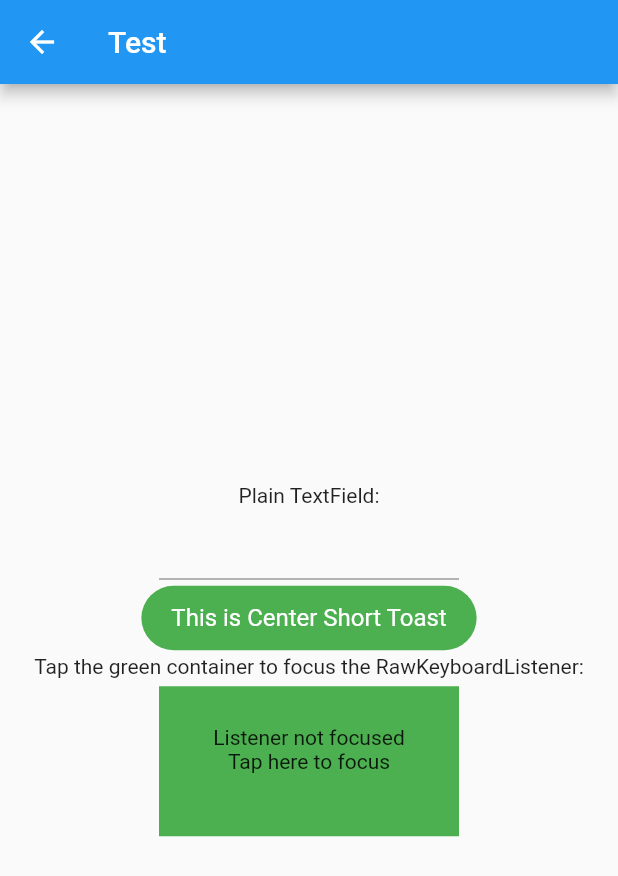
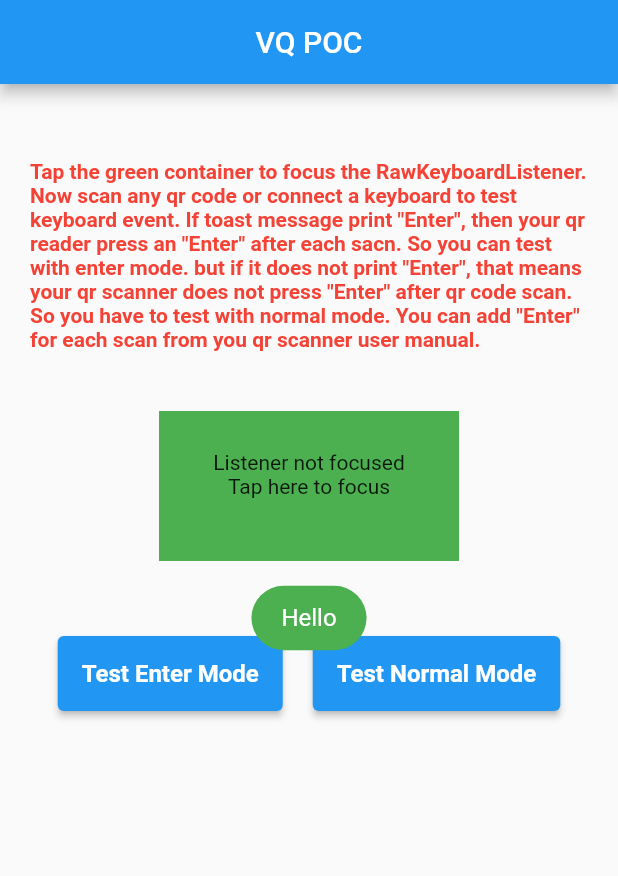
Before and after one commit to tamzidpeace/vq_poc, a Flutter app: the Test screen opened directly, on a phone screen of 412 x 824 dp. Shown: the top 876 px of the screen. Run offline on Flutter 3.47's test engine with Material 2 defaults, Android fonts, the light colour scheme and no system bars; our stand-ins replace easy_debounce, fluttertoast.

```diff
--- a/lib/enter_mode.dart
+++ b/lib/enter_mode.dart
@@ -30,20 +30,6 @@ class _EnterModeState extends State<EnterMode> {
       appBar: AppBar(
         title: Text(widget.title),
         centerTitle: true,
-        actions: [
-          IconButton(
-            icon: const Icon(Icons.arrow_right),
-            tooltip: 'VQ POC Normal Mode',
-            onPressed: () {
-              Navigator.push(
-                context,
-                MaterialPageRoute(
-                  builder: (context) => NormalMode(),
-                ),
-              );
-            },
-          ),
-        ],
       ),
       body: RawKeyboardListener(
         focusNode: FocusNode(),
--- a/lib/main.dart
+++ b/lib/main.dart
@@ -1,6 +1,7 @@
 import 'package:flutter/material.dart';
 import 'package:vq_poc/debounce_test.dart';
 import 'package:vq_poc/enter_mode.dart';
+import 'package:vq_poc/test.dart';
 
 void main() {
   runApp(MyApp());
@@ -8,6 +9,7 @@ void main() {
 
 class MyApp extends StatelessWidget {
   // This widget is the root of your application.
+
   @override
   Widget build(BuildContext context) {
     return MaterialApp(
@@ -16,10 +18,9 @@ class MyApp extends StatelessWidget {
       theme: ThemeData(
         primarySwatch: Colors.blue,
       ),
-      home:
-          // Test(),
-          EnterMode(title: 'VQ POC Enter Mode'),
-          // Debounce(),
+      home: Test(),
+      // EnterMode(title: 'VQ POC Enter Mode'),
+      // Debounce(),
     );
   }
 }
--- a/lib/test.dart
+++ b/lib/test.dart
@@ -1,6 +1,8 @@
 import 'package:flutter/material.dart';
 import 'package:flutter/services.dart';
 import 'package:fluttertoast/fluttertoast.dart';
+import 'package:vq_poc/enter_mode.dart';
+import 'package:vq_poc/normal_mode.dart';
 
 class Test extends StatefulWidget {
   const Test({Key? key}) : super(key: key);
@@ -19,7 +21,7 @@ class _TestState extends State<Test> {
     });
 
     Fluttertoast.showToast(
-        msg: "This is Center Short Toast",
+        msg: "Hello",
         toastLength: Toast.LENGTH_SHORT,
         gravity: ToastGravity.CENTER,
         timeInSecForIosWeb: 1,
@@ -46,16 +48,29 @@ class _TestState extends State<Test> {
   @override
   Widget build(BuildContext context) {
     return Scaffold(
-      appBar: AppBar(title: Text("Test")),
+      appBar: AppBar(
+        title: Text("VQ POC"),
+        centerTitle: true,
+      ),
       body: Center(
         child: Column(
-          mainAxisAlignment: MainAxisAlignment.center,
+          mainAxisAlignment: MainAxisAlignment.start,
           children: <Widget>[
-            Text('Plain TextField:'),
-            Container(width: 200, child: TextField()),
-            SizedBox(height: 50),
-            Text('Tap the green container to focus the RawKeyboardListener:'),
-            SizedBox(height: 5),
+            SizedBox(
+              height: 30,
+            ),
+            Padding(
+              padding: const EdgeInsets.all(20.0),
+              child: Text(
+                'Tap the green container to focus the RawKeyboardListener. Now scan any qr code or connect a keyboard to test keyboard event. If toast message print "Enter", then your qr reader press an "Enter" after each sacn. So you can test with enter mode. but if it does not print "Enter", that means your qr scanner does not press "Enter" after qr code scan. So you have to test with normal mode. You can add "Enter" for each scan from you qr scanner user manual.',
+                textAlign: TextAlign.left,
+                style: TextStyle(
+                    color: Colors.red,
+                    fontWeight: FontWeight.bold,
+                    fontSize: 14),
+              ),
+            ),
+            SizedBox(height: 20),
             GestureDetector(
               onTap: () => _keyboardListenerFocus.requestFocus(),
               child: Container(
@@ -73,7 +88,7 @@ class _TestState extends State<Test> {
                   },
                   child: _listenerActive
                       ? Text(
-                          'Listener focused!\nPress some keys.\nkeyName = $_keyName',
+                          'Listener focused!\nPress some keys or sacn qr code.\nkeyName = $_keyName',
                           textAlign: TextAlign.center,
                         )
                       : Text(
@@ -83,6 +98,53 @@ class _TestState extends State<Test> {
                 ),
               ),
             ),
+            SizedBox(
+              height: 50,
+            ),
+            Row(
+              mainAxisAlignment: MainAxisAlignment.center,
+              children: [
+                Container(
+                  height: 50,
+                  child: ElevatedButton(
+                    onPressed: () {
+                      Navigator.push(
+                        context,
+                        MaterialPageRoute(
+                          builder: (context) => EnterMode(title: 'Enter Mode'),
+                        ),
+                      );
+                    },
+                    child: Text(
+                      "Test Enter Mode",
+                      style:
+                          TextStyle(fontWeight: FontWeight.bold, fontSize: 16),
+                    ),
+                  ),
+                ),
+                SizedBox(
+                  width: 20,
+                ),
+                Container(
+                  height: 50,
+                  child: ElevatedButton(
+                    onPressed: () {
+                      Navigator.push(
+                        context,
+                        MaterialPageRoute(
+                          builder: (context) => NormalMode(),
+                        ),
+                      );
+                    },
+                    child: Text(
+                      "Test Normal Mode",
+                      style:
+                          TextStyle(fontWeight: FontWeight.bold, fontSize: 16),
+                    ),
+                  ),
+                ),
+              ],
+            ),
           ],
         ),
       ),
```
